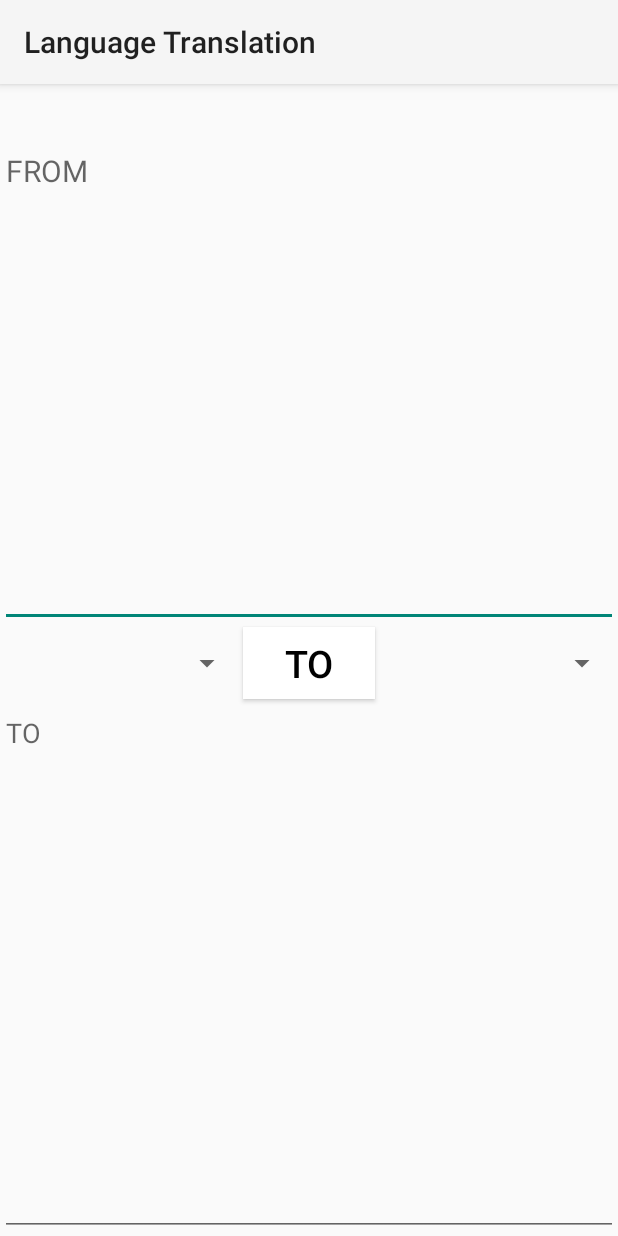
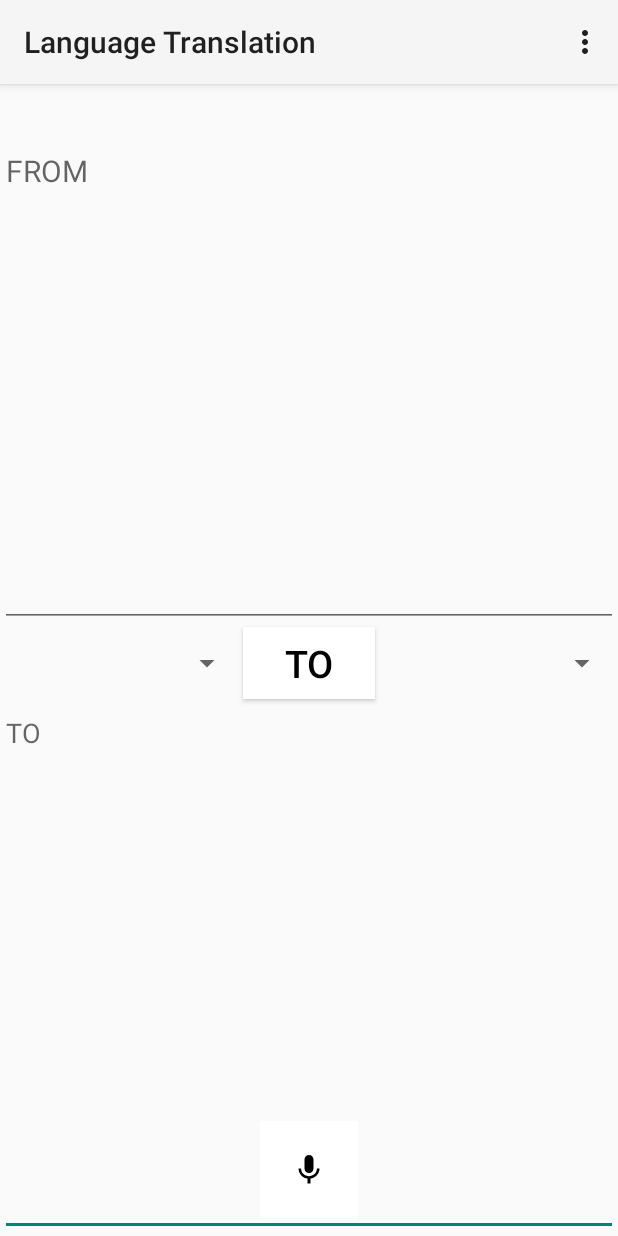
Before and after one commit to Wafic2004/LanguageTranslation, an Android app: the screen it shows after launch (MainActivity), after a tap on an icon or button, on a phone screen of 412 x 824 dp. Run offline under Robolectric (Android 15) with nearby library versions, the phone set to English and light mode, and no system bars; libraries missing offline, so code that uses them is left out: com.google.mlkit.common, com.google.mlkit.nl; 2 statements that could not run were skipped; 1 other tap on this screen came first.

Commit message:
To translate a between languages and added mic system to convert speech to text(still in work).

```diff
--- a/app/src/main/java/com/ahmed/languagetranslation/MainActivity.java
+++ b/app/src/main/java/com/ahmed/languagetranslation/MainActivity.java
@@ -1,19 +1,25 @@
 package com.ahmed.languagetranslation;
 
+import android.content.ClipData;
+import android.content.Intent;
 import android.os.Bundle;
+import android.speech.RecognizerIntent;
 import android.util.Log;
 import android.view.Menu;
+import android.view.MenuInflater;
 import android.view.MenuItem;
 import android.view.SubMenu;
 import android.view.View;
 import android.widget.ArrayAdapter;
 import android.widget.Button;
 import android.widget.EditText;
+import android.widget.ImageButton;
 import android.widget.Spinner;
 import android.widget.Toast;
 
 import androidx.activity.EdgeToEdge;
 import androidx.annotation.NonNull;
+import androidx.annotation.Nullable;
 import androidx.appcompat.app.AppCompatActivity;
 
 import com.google.android.gms.tasks.OnFailureListener;
@@ -30,6 +36,7 @@ import java.util.ArrayList;
 import java.util.LinkedList;
 import java.util.List;
 import java.util.Locale;
+import java.util.Objects;
 import java.util.Set;
 
 public class MainActivity extends AppCompatActivity {
@@ -39,6 +46,7 @@ public class MainActivity extends AppCompatActivity {
     EditText multilineTextTo;
     Spinner fromLangSpinner;
     Spinner toLangSpinner;
+    ImageButton micButton;
 
     //Variables for Translator
     Translator translator;
@@ -67,6 +75,7 @@ public class MainActivity extends AppCompatActivity {
         multilineTextTo = findViewById(R.id.editTextTextMultiLine2);
         fromLangSpinner = findViewById(R.id.fromSpinner);
         toLangSpinner = findViewById(R.id.toSpinner);
+        micButton = findViewById(R.id.imageButton);
         Log.d(activityTest, "UI Variables are ready");
 
         //Calling the settingAllLanguage function to set all languages
@@ -136,6 +145,28 @@ public class MainActivity extends AppCompatActivity {
                 }
             }
         });
+
+        micButton.setOnClickListener(new View.OnClickListener() {
+            @Override
+            public void onClick(View v) {
+                Intent recognizerIntent = new Intent(RecognizerIntent.ACTION_RECOGNIZE_SPEECH);
+                recognizerIntent.putExtra(RecognizerIntent.EXTRA_LANGUAGE_MODEL, RecognizerIntent.LANGUAGE_MODEL_FREE_FORM);
+                recognizerIntent.putExtra(RecognizerIntent.EXTRA_LANGUAGE, Locale.getDefault());
+                recognizerIntent.putExtra(RecognizerIntent.EXTRA_PROMPT, "Speak to text");
+                startActivity(recognizerIntent);
+            }
+        });
+    }
+
+    @Override
+    protected void onActivityResult(int requestCode, int resultCode, @Nullable Intent data) {
+        super.onActivityResult(requestCode, resultCode, data);
+        if(requestCode == RESULT_OK && data != null) {
+            ArrayList<String> result = data.getStringArrayListExtra(RecognizerIntent.EXTRA_RESULTS);
+            if(result != null) {
+                multilineTextFrom.setText(result.get(0));
+            }
+        }
     }
 
     void settingAllLanguages() {
@@ -180,8 +211,9 @@ public class MainActivity extends AppCompatActivity {
     //On menu Created, we set the not downloaded languages in the menu
     @Override
     public boolean onCreateOptionsMenu(Menu menu) {
-        int keyIndex = 0;
-        //settingSpinners();
+        menu.clear();
+        menu.add(0,0,0,"DownloadLanguages");
+        int keyIndex = 1;
         for(int i = 0; i<notDownloadedLanguageNameAndCode.size(); i++){
             menu.add(0, keyIndex, 0, notDownloadedLanguageNameAndCode.get(i).languageName);
             keyIndex++;
@@ -192,7 +224,8 @@ public class MainActivity extends AppCompatActivity {
     //On options selected, we get the language and download it
     @Override
     public boolean onOptionsItemSelected(@NonNull MenuItem item) {
-        String languageCode = notDownloadedLanguageCodes.get(item.getItemId());
+        if(item.getItemId() > 0) {
+            String languageCode = notDownloadedLanguageCodes.get(item.getItemId() - 1);
             String languageName = new Locale(languageCode).getDisplayName();
 
             //To download the selected Language and to update the menu and spinner
@@ -212,12 +245,13 @@ public class MainActivity extends AppCompatActivity {
                             Log.d(activityTest, "DownloadCompleted");
                             DownloadedLanguageCodeSeparation downloadedLanguageCodeSeparation = new DownloadedLanguageCodeSeparation(languageCode, languageName);
                             downloadedLanguageNameAndCode.add(downloadedLanguageCodeSeparation);
-                        notDownloadedLanguageCodes.remove(item.getItemId());
-                        notDownloadedLanguageNameAndCode.remove(item.getItemId());
+                            notDownloadedLanguageCodes.remove(item.getItemId() - 1);
+                            notDownloadedLanguageNameAndCode.remove(item.getItemId() - 1);
                             invalidateOptionsMenu();
                             settingSpinners();
                         }
                     });
+        }
         return super.onOptionsItemSelected(item);
     }
 
--- /dev/null
+++ b/app/src/main/res/drawable/baseline_mic_24.xml
@@ -0,0 +1,5 @@
+<vector xmlns:android="http://schemas.android.com/apk/res/android" android:height="24dp" android:tint="#000000" android:viewportHeight="24" android:viewportWidth="24" android:width="24dp">
+
+    <path android:fillColor="@android:color/white" android:pathData="M12,14c1.66,0 2.99,-1.34 2.99,-3L15,5c0,-1.66 -1.34,-3 -3,-3S9,3.34 9,5v6c0,1.66 1.34,3 3,3zM17.3,11c0,3 -2.54,5.1 -5.3,5.1S6.7,14 6.7,11L5,11c0,3.41 2.72,6.23 6,6.72L11,21h2v-3.28c3.28,-0.48 6,-3.3 6,-6.72h-1.7z"/>
+
+</vector>
--- a/app/src/main/res/layout/activity_main.xml
+++ b/app/src/main/res/layout/activity_main.xml
@@ -6,6 +6,19 @@
     android:layout_width="match_parent"
     android:layout_height="match_parent"
     tools:context=".MainActivity">
+
+    <ImageButton
+        android:id="@+id/imageButton"
+        android:layout_width="65dp"
+        android:layout_height="65dp"
+        android:background="@color/white"
+        android:layout_marginTop="270dp"
+        android:contentDescription="@string/to_enable_mic"
+        android:src="@drawable/baseline_mic_24"
+        app:layout_constraintBottom_toBottomOf="parent"
+        app:layout_constraintEnd_toEndOf="parent"
+        app:layout_constraintStart_toStartOf="parent"
+        app:layout_constraintTop_toTopOf="@+id/editTextTextMultiLine2" />
 
     <Spinner
         android:id="@+id/fromSpinner"
@@ -54,8 +67,10 @@
         android:inputType="textMultiLine"
         app:layout_constraintBottom_toBottomOf="parent"
         app:layout_constraintEnd_toEndOf="parent"
+        app:layout_constraintHorizontal_bias="1.0"
         app:layout_constraintStart_toStartOf="parent"
-        app:layout_constraintTop_toBottomOf="@+id/convert_btn" />
+        app:layout_constraintTop_toBottomOf="@+id/convert_btn"
+        app:layout_constraintVertical_bias="1.0" />
 
     <Button
         android:id="@+id/convert_btn"
--- a/app/src/main/res/values/strings.xml
+++ b/app/src/main/res/values/strings.xml
@@ -3,4 +3,6 @@
     <string name="multiline_text_from">FROM</string>
     <string name="convert_to">TO</string>
     <string name="multiline_text_to">TO</string>
+    <string name="to_enable_mic">To enable mic</string>
+    <string name="downloadlanguageshere">DownloadLanguages</string>
 </resources>
```
Also changed, not shown: app/src/main/res/menu/home_menu.xml (+12 -0 lines). Lines whose indentation alone changed are shown as unchanged.
